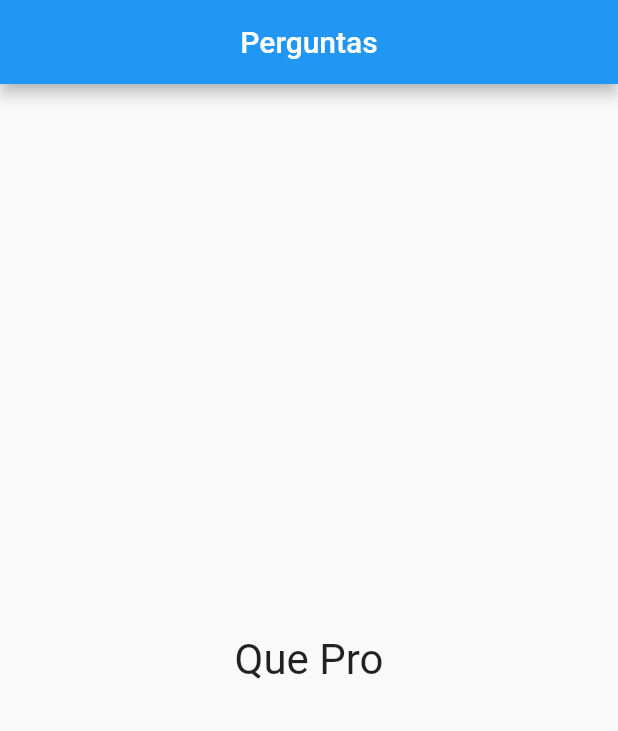
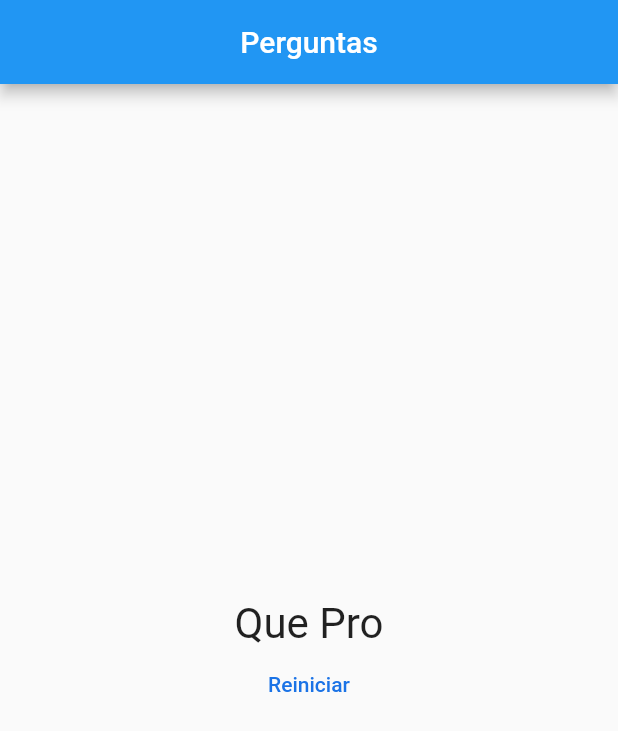
Before and after one commit to Offerreiraa/FirstAppFlutter, a Flutter app: the screen it shows after launch, after a tap on "Preto", after a tap on "Cobra", after a tap on "Douglas", on a phone screen of 412 x 824 dp. Shown: the top 731 px of the screen. Run offline on Flutter 3.47's test engine with Material 2 defaults, Android fonts, the phone set to English and light mode, and no system bars.

Commit message:
Reiniciar a aplicação

```diff
--- a/lib/main.dart
+++ b/lib/main.dart
@@ -50,6 +50,14 @@ class _PerguntaAppState extends State<PerguntaApp> {
     }
   }
 
+  void _reiniciarQuestinoario() {
+    setState(() {
+      _perguntaSelecionada = 0;
+      _pontuacaoTotal = 0;
+
+    });
+  }
+
   @override
   Widget build(BuildContext context) {
     return MaterialApp(
@@ -64,7 +72,7 @@ class _PerguntaAppState extends State<PerguntaApp> {
                 perguntaSelecionada: _perguntaSelecionada,
                 quandoResponder: _responder,
               )
-            : Resultado(_pontuacaoTotal),
+            : Resultado(_pontuacaoTotal, _reiniciarQuestinoario),
       ),
     );
   }
--- a/lib/resultado.dart
+++ b/lib/resultado.dart
@@ -2,7 +2,10 @@ import 'package:flutter/material.dart';
 
 class Resultado extends StatelessWidget {
   final int pontuacao;
-  const Resultado(this.pontuacao, {super.key});
+  final void Function() quandoReiniciarQuestionario;
+
+  const Resultado(this.pontuacao, this.quandoReiniciarQuestionario,
+      {super.key});
 
   String? get fraseResultado {
     if (pontuacao < 8) {
@@ -18,8 +21,19 @@ class Resultado extends StatelessWidget {
 
   @override
   Widget build(BuildContext context) {
-    return Center(
-      child: Text(fraseResultado!, style: const TextStyle(fontSize: 28)),
+    return Column(
+      mainAxisAlignment: MainAxisAlignment.center,
+      children: [
+        Center(
+          child: Text(fraseResultado!, style: const TextStyle(fontSize: 28)),
+        ),
+        TextButton(
+          onPressed: quandoReiniciarQuestionario,
+          style: TextButton.styleFrom(
+              foregroundColor: Color.fromARGB(255, 27, 115, 230)),
+          child: const Text('Reiniciar'),
+        ),
+      ],
     );
   }
 }
```
